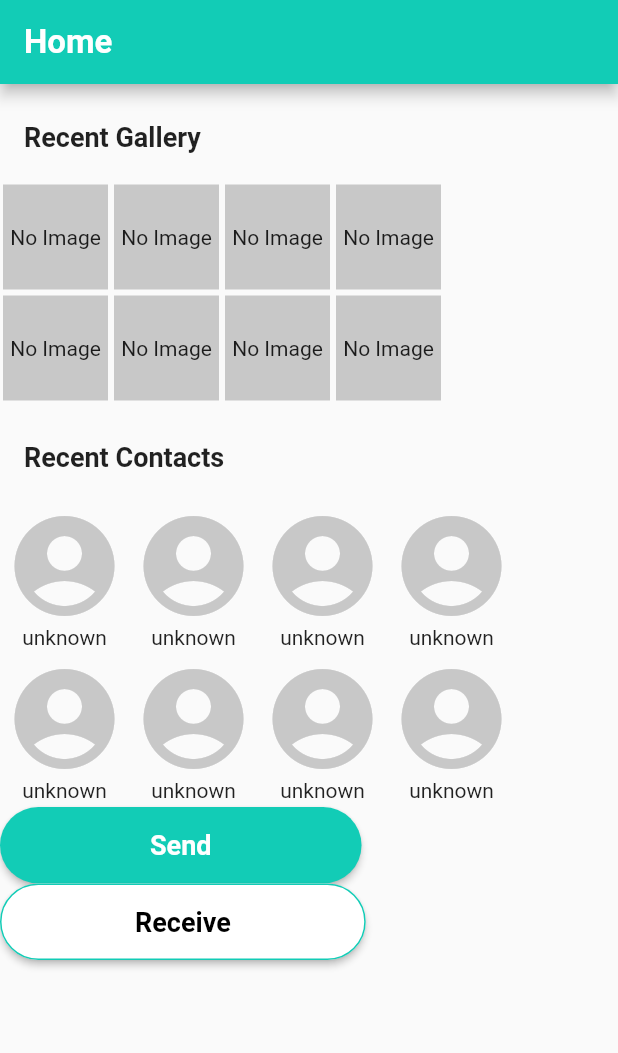
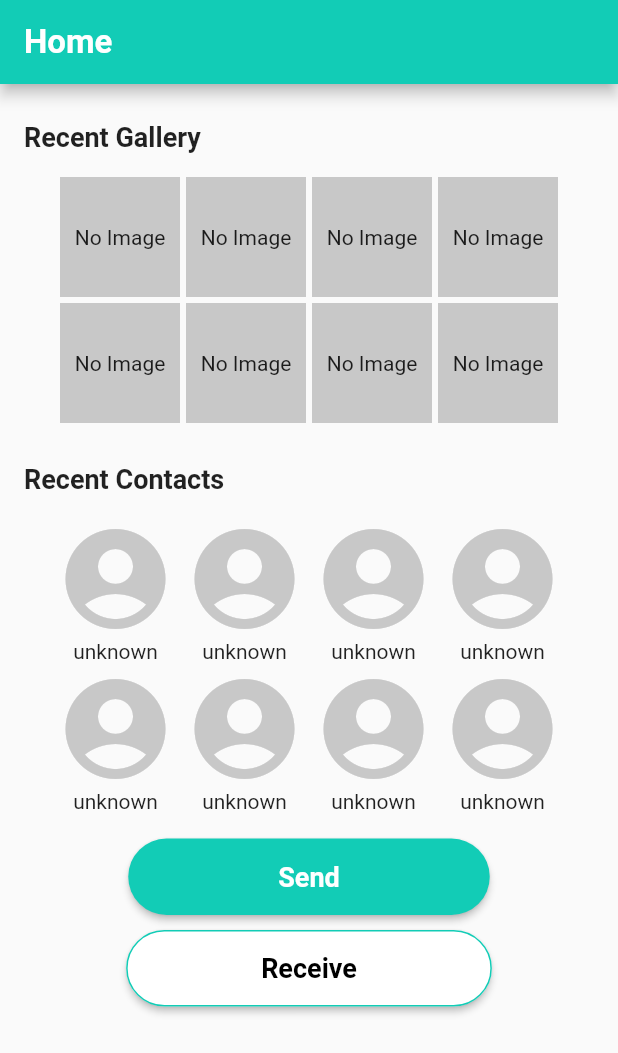
Before and after one commit to iCodePanda/FriendLens, a Flutter app: the screen it shows after launch, on a phone screen of 412 x 824 dp. Shown: the top 1053 px of the screen. Run offline on Flutter 3.47's test engine with Material 2 defaults, Android fonts, the phone set to English and light mode, and no system bars; our stand-ins replace image_picker; Roboto replaces fonts that are missing (SFBold).

Commit message:
main homepage aligned

```diff
--- a/friend_lens/lib/utils/contact.dart
+++ b/friend_lens/lib/homeutils/contact.dart
@@ -11,7 +11,7 @@ class Contact extends StatelessWidget {
   Widget build(BuildContext context) {
     if (name == "unknown") {
       return Container(
-          margin: const EdgeInsets.all(3),
+          margin: const EdgeInsets.only(top: 2, bottom: 2, left: 3, right: 3),
           child: Column(children: <Widget>[
             Icon(Icons.account_circle, size: 80.0, color: GRAY),
             Text(name)
--- a/friend_lens/lib/utils/contactsCard.dart
+++ b/friend_lens/lib/homeutils/contactsCard.dart
@@ -9,8 +9,12 @@ class ContactsCard extends StatelessWidget {
     return const Column(
       crossAxisAlignment: CrossAxisAlignment.center,
       children: <Widget>[
-        Row(children: <Widget>[Contact(), Contact(), Contact(), Contact()]),
-        Row(children: <Widget>[Contact(), Contact(), Contact(), Contact()])
+        Row(
+            mainAxisAlignment: MainAxisAlignment.center,
+            children: <Widget>[Contact(), Contact(), Contact(), Contact()]),
+        Row(
+            mainAxisAlignment: MainAxisAlignment.center,
+            children: <Widget>[Contact(), Contact(), Contact(), Contact()])
       ],
     );
   }
--- a/friend_lens/lib/utils/galleryImage.dart
+++ b/friend_lens/lib/homeutils/galleryImage.dart
@@ -7,8 +7,8 @@
   @override
   Widget build(BuildContext context) {
     return Container(
-        width: 70,
-        height: 70,
+        width: 80,
+        height: 80,
         color: GRAY,
         margin: const EdgeInsets.all(2.0),
         child: Center(child: Text("No Image")));
--- a/friend_lens/lib/utils/galleryTiles.dart
+++ b/friend_lens/lib/homeutils/galleryTiles.dart
@@ -10,15 +10,14 @@ class GalleryTiles extends StatelessWidget {
   Widget build(BuildContext context) {
     //realign this later
     return const Column(
-      crossAxisAlignment: CrossAxisAlignment.center,
       children: <Widget>[
-        Row(children: <Widget>[
+        Row(mainAxisAlignment: MainAxisAlignment.center, children: <Widget>[
           GalleryImage(),
           GalleryImage(),
           GalleryImage(),
           GalleryImage()
         ]),
-        Row(children: <Widget>[
+        Row(mainAxisAlignment: MainAxisAlignment.center, children: <Widget>[
           GalleryImage(),
           GalleryImage(),
           GalleryImage(),
--- a/friend_lens/lib/utils/headerText.dart
+++ b/friend_lens/lib/homeutils/headerText.dart
@@ -8,7 +8,7 @@ class HeaderText extends StatelessWidget {
   Widget build(BuildContext context) {
     return Container(
       margin: const EdgeInsets.only(top: 25.0, left: 16.0),
-      height: 40,
+      height: 35,
       child: Text(text,
           style: const TextStyle(
               fontFamily: "SFBold",
--- /dev/null
+++ b/friend_lens/lib/homeutils/receiveButton.dart
@@ -0,0 +1,34 @@
+import 'package:flutter/material.dart';
+import 'package:friend_lens/constants.dart';
+
+class ReceiveButton extends StatelessWidget {
+  const ReceiveButton(
+      {super.key, required this.onPressed, required this.title});
+
+  final VoidCallback onPressed;
+  final String title;
+
+  @override
+  Widget build(BuildContext context) {
+    return Container(
+      margin: const EdgeInsets.only(top: 10),
+      child: ElevatedButton(
+        onPressed: onPressed,
+        style: ElevatedButton.styleFrom(
+            side: BorderSide(
+              width: 1, // the thickness
+              color: CYAN, // the color of the border
+            ),
+            padding: const EdgeInsets.symmetric(horizontal: 90, vertical: 15),
+            backgroundColor: Colors.white,
+            shape: RoundedRectangleBorder(
+                borderRadius: BorderRadius.circular(30))),
+        child: Text(title,
+            style: const TextStyle(
+                fontSize: 18,
+                fontWeight: FontWeight.bold,
+                color: Colors.black)),
+      ),
+    );
+  }
+}
--- /dev/null
+++ b/friend_lens/lib/homeutils/sendButton.dart
@@ -0,0 +1,23 @@
+import 'package:flutter/material.dart';
+import 'package:friend_lens/constants.dart';
+
+class SendButton extends StatelessWidget {
+  const SendButton({super.key, required this.onPressed, required this.title});
+
+  final VoidCallback onPressed;
+  final String title;
+  @override
+  Widget build(BuildContext context) {
+    return Container(
+        margin: const EdgeInsets.only(top: 15.0),
+        child: ElevatedButton(
+            onPressed: onPressed,
+            child: Text(title,
+                style: TextStyle(fontSize: 18, fontWeight: FontWeight.bold)),
+            style: ElevatedButton.styleFrom(
+                padding: EdgeInsets.symmetric(horizontal: 100, vertical: 15),
+                backgroundColor: CYAN,
+                shape: RoundedRectangleBorder(
+                    borderRadius: BorderRadius.circular(30)))));
+  }
+}
--- a/friend_lens/lib/main.dart
+++ b/friend_lens/lib/main.dart
@@ -1,8 +1,8 @@
 import 'dart:io';
-import 'package:friend_lens/galleryAccess.dart';
+import 'package:friend_lens/pages/galleryAccess.dart';
 import 'package:flutter/material.dart';
 import 'constants.dart';
-import 'homepage.dart';
+import 'pages/homepage.dart';
 
 void main() {
   //main method that runs the app
--- a/friend_lens/lib/galleryAccess.dart
+++ b/friend_lens/lib/pages/galleryAccess.dart
@@ -1,7 +1,7 @@
 import 'package:flutter/material.dart';
 import 'package:image_picker/image_picker.dart';
 import 'dart:io';
-import 'constants.dart';
+import '../constants.dart';
 
 class GalleryAccess extends StatefulWidget {
   const GalleryAccess({super.key});
--- a/friend_lens/lib/homepage.dart
+++ b/friend_lens/lib/pages/homepage.dart
@@ -1,12 +1,12 @@
 import 'package:flutter/material.dart';
-import 'package:friend_lens/utils/contactsCard.dart';
-import 'package:friend_lens/utils/galleryTiles.dart';
-import 'package:friend_lens/utils/receiveButton.dart';
-import 'constants.dart';
-import './utils/headerText.dart';
-import 'utils/galleryImage.dart';
-import './utils/contact.dart';
-import 'utils/sendButton.dart';
+import 'package:friend_lens/homeutils/contactsCard.dart';
+import 'package:friend_lens/homeutils/galleryTiles.dart';
+import 'package:friend_lens/homeutils/receiveButton.dart';
+import '../constants.dart';
+import '../homeutils/headerText.dart';
+import '../homeutils/galleryImage.dart';
+import '../homeutils/contact.dart';
+import '../homeutils/sendButton.dart';
 
 class Homepage extends StatefulWidget {
   const Homepage({super.key});
@@ -37,11 +37,12 @@ class _HomepageState extends State<Homepage> {
             crossAxisAlignment: CrossAxisAlignment.start,
             children: <Widget>[
               HeaderText(text: "Recent Gallery"),
-              Align(alignment: Alignment.center, child: GalleryTiles()),
+              GalleryTiles(),
               HeaderText(text: "Recent Contacts"),
               ContactsCard(),
-              SendButton(onPressed: _onSend, title: "Send"),
-              ReceiveButton(onPressed: _onReceive, title: "Receive")
+              Center(child: SendButton(onPressed: _onSend, title: "Send")),
+              Center(
+                  child: ReceiveButton(onPressed: _onReceive, title: "Receive"))
             ]));
   }
 }
--- a/friend_lens/lib/utils/receiveButton.dart
+++ /dev/null
@@ -1,29 +0,0 @@
-import 'package:flutter/material.dart';
-import 'package:friend_lens/constants.dart';
-
-class ReceiveButton extends StatelessWidget {
-  const ReceiveButton(
-      {super.key, required this.onPressed, required this.title});
-
-  final VoidCallback onPressed;
-  final String title;
-
-  @override
-  Widget build(BuildContext context) {
-    return ElevatedButton(
-      onPressed: onPressed,
-      style: ElevatedButton.styleFrom(
-          side: BorderSide(
-            width: 1, // the thickness
-            color: CYAN, // the color of the border
-          ),
-          padding: const EdgeInsets.symmetric(horizontal: 90, vertical: 15),
-          backgroundColor: Colors.white,
-          shape:
-              RoundedRectangleBorder(borderRadius: BorderRadius.circular(30))),
-      child: Text(title,
-          style: const TextStyle(
-              fontSize: 18, fontWeight: FontWeight.bold, color: Colors.black)),
-    );
-  }
-}
--- a/friend_lens/lib/utils/sendButton.dart
+++ /dev/null
@@ -1,21 +0,0 @@
-import 'package:flutter/material.dart';
-import 'package:friend_lens/constants.dart';
-
-class SendButton extends StatelessWidget {
-  const SendButton({super.key, required this.onPressed, required this.title});
-
-  final VoidCallback onPressed;
-  final String title;
-  @override
-  Widget build(BuildContext context) {
-    return ElevatedButton(
-        onPressed: onPressed,
-        child: Text(title,
-            style: TextStyle(fontSize: 18, fontWeight: FontWeight.bold)),
-        style: ElevatedButton.styleFrom(
-            padding: EdgeInsets.symmetric(horizontal: 100, vertical: 15),
-            backgroundColor: CYAN,
-            shape: RoundedRectangleBorder(
-                borderRadius: BorderRadius.circular(30))));
-  }
-}
```
